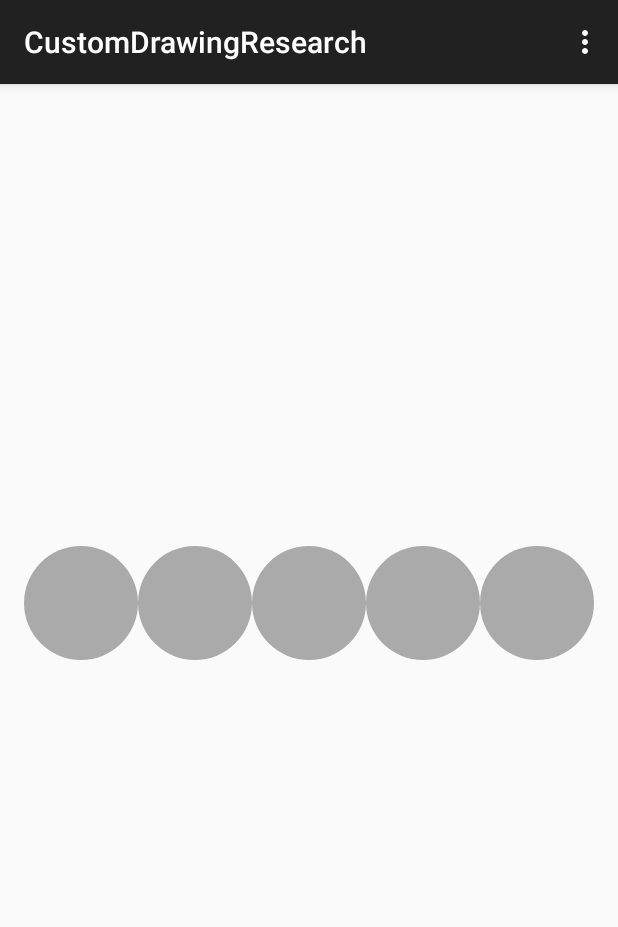
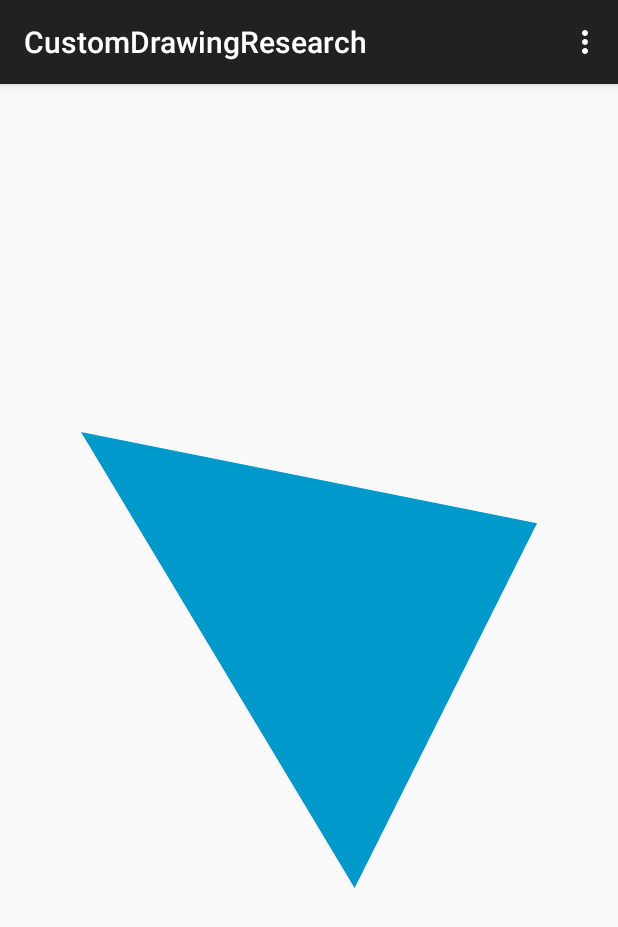
Before and after one commit to c-mars/CustomDrawingResearch, an Android app: the screen it shows after launch (MainActivity), on a phone screen of 412 x 824 dp. Shown: the top 927 px of the screen. Run offline under Robolectric (Android 15) with nearby library versions, the phone set to English and light mode, and no system bars; our stand-ins replace ButterKnife.

Commit message:
ShapeView

```diff
--- a/mobile/src/main/java/mars/c/customdrawingresearch/MainActivity.java
+++ b/mobile/src/main/java/mars/c/customdrawingresearch/MainActivity.java
@@ -17,7 +17,10 @@ import butterknife.InjectView;
 public class MainActivity extends ActionBarActivity {
 
     @InjectView(R.id.text)
-    protected TextView text;
+    protected TextView textView;
+
+    @InjectView(R.id.shape)
+    protected ShapeView shapeView;
 
     @Override
     protected void onCreate(Bundle savedInstanceState) {
@@ -26,8 +29,11 @@ public class MainActivity extends ActionBarActivity {
 
         ButterKnife.inject(this);
 
-        text.setText(String.format("%.1f", 1.256));
-        setBlinkAnim(text);
+        textView.setText(String.format("%.1f", 1.256));
+        setBlinkAnim(textView);
+
+//        shapeView.setShapeColor(ShapeView.ShapeColor.BLUE);
+//        shapeView.setShapeType(ShapeView.ShapeType.CIRCLE);
     }
 
     private void setBlinkAnim(View view) {
--- /dev/null
+++ b/mobile/src/main/java/mars/c/customdrawingresearch/ShapeView.java
@@ -0,0 +1,176 @@
+package mars.c.customdrawingresearch;
+
+import android.content.Context;
+import android.content.res.TypedArray;
+import android.graphics.Canvas;
+import android.graphics.Paint;
+import android.graphics.Path;
+import android.graphics.Point;
+import android.graphics.PointF;
+import android.util.AttributeSet;
+import android.util.Log;
+import android.view.View;
+
+/**
+ * Created by Constantine Mars on 1/29/15.
+ */
+public class ShapeView extends View {
+    private ShapeColor shapeColor;
+    private ShapeType shapeType;
+
+    public ShapeType getShapeType() {
+        return shapeType;
+    }
+
+    public void setShapeType(ShapeType shapeType) {
+        this.shapeType = shapeType;
+    }
+
+    public ShapeColor getShapeColor() {
+        return shapeColor;
+    }
+
+    public void setShapeColor(ShapeColor shapeColor) {
+        this.shapeColor = shapeColor;
+    }
+
+    public static enum ShapeType {
+        SQUARE(0),
+        TRIANGLE(1),
+        CIRCLE(2);
+
+        public int getVal() {
+            return val;
+        }
+
+        private int val;
+        ShapeType(int val) {
+            this.val = val;
+        }
+
+        public static ShapeType fromInt(int val) {
+            return ShapeType.values()[val];
+        }
+    }
+
+    public static enum ShapeColor {
+        WHITE(0),
+        BLACK(1),
+        RED(2),
+        GREEN(3),
+        BLUE(4),
+        YELLOW(5);
+
+        public int getVal() {
+            return val;
+        }
+
+        private int val;
+        ShapeColor(int val) {
+            this.val = val;
+        }
+
+        public static ShapeColor fromInt(int val) {
+            return ShapeColor.values()[val];
+        }
+
+        public int toColor() {
+            switch(this) {
+                case WHITE:
+                    return android.R.color.white;
+                case BLACK:
+                    return android.R.color.black;
+                case RED:
+                    return android.R.color.holo_red_dark;
+                case GREEN:
+                    return android.R.color.holo_green_dark;
+                case BLUE:
+                    return android.R.color.holo_blue_dark;
+                case YELLOW:
+                    return android.R.color.holo_orange_light;
+            }
+            return android.R.color.holo_purple;
+        }
+    }
+
+    private Paint shapePaint;
+    private int shapeSize;
+    private int startX;
+    private int startY;
+    private static final double SCALE = 0.8;
+
+    public ShapeView(Context context, AttributeSet attrs) {
+        super(context, attrs);
+        TypedArray a = context.getTheme().obtainStyledAttributes(
+                attrs,
+                R.styleable.ShapeView,
+                0, 0);
+
+        try {
+            this.shapeColor = ShapeColor.fromInt(a.getInt(R.styleable.ShapeView_shapeColor, ShapeColor.RED.getVal()));
+            this.shapeType = ShapeType.fromInt(a.getInt(R.styleable.ShapeView_shapeType, ShapeType.CIRCLE.getVal()));
+        } finally {
+            a.recycle();
+        }
+
+        this.shapePaint = new Paint(Paint.ANTI_ALIAS_FLAG);
+        this.shapePaint.setStyle(Paint.Style.FILL);
+        this.shapePaint.setColor( getResources().getColor(this.shapeColor.toColor()));
+    }
+
+    @Override
+    protected void onDraw(Canvas canvas) {
+        super.onDraw(canvas);
+
+        Log.d("a", "t="+shapeType.getVal());
+        switch (shapeType) {
+            case SQUARE:
+                drawSquare(canvas);
+                break;
+            case TRIANGLE:
+                drawTriangle(canvas);
+                break;
+            case CIRCLE:
+                drawCircle(canvas);
+                break;
+        }
+    }
+
+    private void drawSquare(Canvas canvas) {
+        canvas.drawRect(startX, startY, startX+shapeSize, startY+shapeSize, shapePaint);
+    }
+
+    private void drawTriangle(Canvas canvas) {
+        PointF[] points = new PointF[] {
+                new PointF(0.0f, 0.0f),
+                new PointF(0.6f, 1.0f),
+                new PointF(1.0f, 0.2f)
+        };
+        Path path = new Path();
+        path.moveTo(startX+points[0].x*shapeSize, startY+points[0].y*shapeSize);
+        path.lineTo(startX+points[1].x*shapeSize, startY+points[1].y*shapeSize);
+        path.lineTo(startX+points[2].x*shapeSize, startY+points[2].y*shapeSize);
+        path.lineTo(startX+points[0].x*shapeSize, startY+points[0].y*shapeSize);
+        path.close();
+        canvas.drawPath(path, shapePaint);
+    }
+
+    private void drawCircle(Canvas canvas) {
+        canvas.drawCircle(startX+shapeSize/2, startY+shapeSize/2, shapeSize/2, shapePaint);
+    }
+
+    @Override
+    protected void onSizeChanged(int w, int h, int oldw, int oldh) {
+        super.onSizeChanged(w, h, oldw, oldh);
+
+        int hpad = getPaddingLeft() + getPaddingRight();
+        int vpad = getPaddingBottom() + getPaddingTop();
+
+        int realWidth = w - hpad;
+        int realHeight = h - vpad;
+
+        shapeSize = (int)(Math.min(realWidth, realHeight)*SCALE);
+        startX = (w - shapeSize)/2;
+        startY = (h - shapeSize)/2;
+    }
+}
--- a/mobile/src/main/java/mars/c/customdrawingresearch/TestProgressBar.java
+++ b/mobile/src/main/java/mars/c/customdrawingresearch/TestProgressBar.java
@@ -5,6 +5,7 @@ import android.content.res.TypedArray;
 import android.graphics.Canvas;
 import android.graphics.Paint;
 import android.util.AttributeSet;
+import android.util.Log;
 import android.view.View;
 
 /**
@@ -121,6 +122,7 @@ public class TestProgressBar extends View {
         // Draw the shadow
         for (int i=0; i<stepsNumber; i++) {
             int offset = radius*2*i;
+            Log.d("a", "i="+i+", cp="+currentProgress);
             if (i == currentProgress) {
                 canvas.drawCircle(startX+offset, startY, radius, activePaint);
             } else if (i < currentProgress) {
--- a/mobile/src/main/res/layout/activity_main.xml
+++ b/mobile/src/main/res/layout/activity_main.xml
@@ -13,13 +13,18 @@
         android:text="@string/hello_world" android:layout_width="wrap_content"
         android:layout_height="wrap_content" />
 
-    <mars.c.customdrawingresearch.TestProgressBar
-        app:activeColor="@android:color/holo_orange_light"
-        app:inactiveColor="@android:color/black"
-        app:doneColor="@android:color/darker_gray"
-        app:currentProgress="5"
-        app:stepsCount="10"
+    <mars.c.customdrawingresearch.ShapeView
+        android:id="@+id/shape"
+        app:shapeColor="blue"
+        app:shapeType="triangle"
         android:layout_width="match_parent"
-        android:layout_height="match_parent" />
+        android:layout_height="match_parent"
+        />
+
+    <!--<mars.c.customdrawingresearch.TestProgressBar-->
+        <!--android:id="@+id/progress"-->
+        <!--android:layout_width="wrap_content"-->
+        <!--android:layout_height="wrap_content"-->
+        <!--android:layout_alignParentBottom="true"/>-->
 
 </RelativeLayout>
```
Also changed, not shown: mobile/src/main/res/values/attr.xml (+16 -0 lines).
